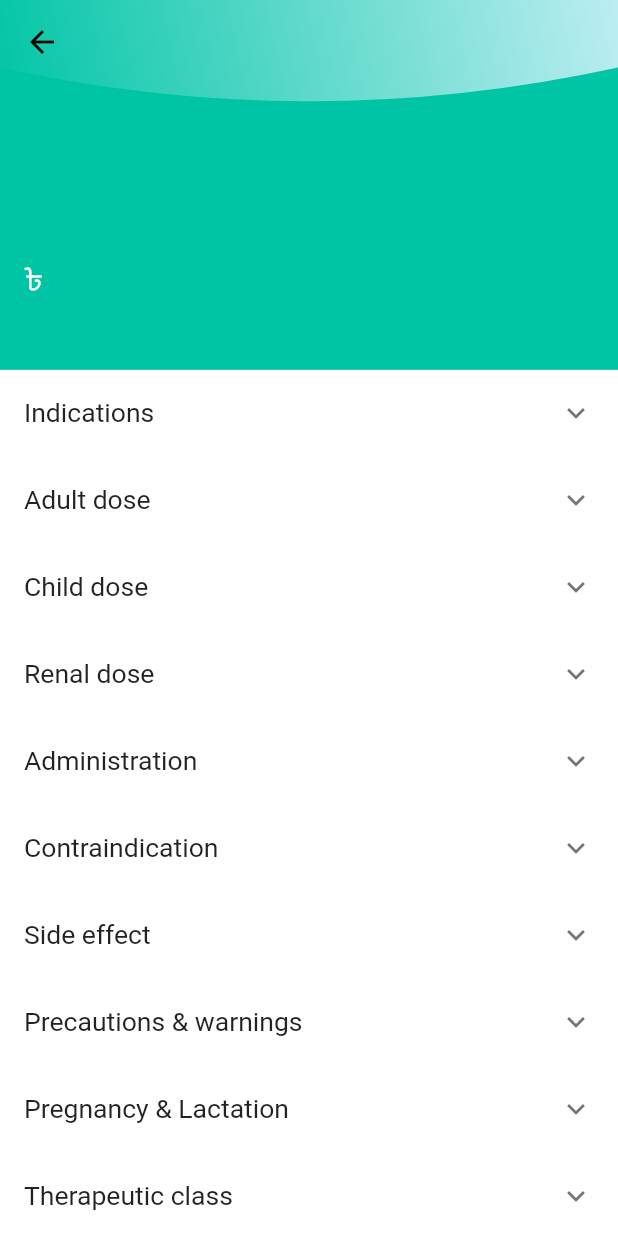
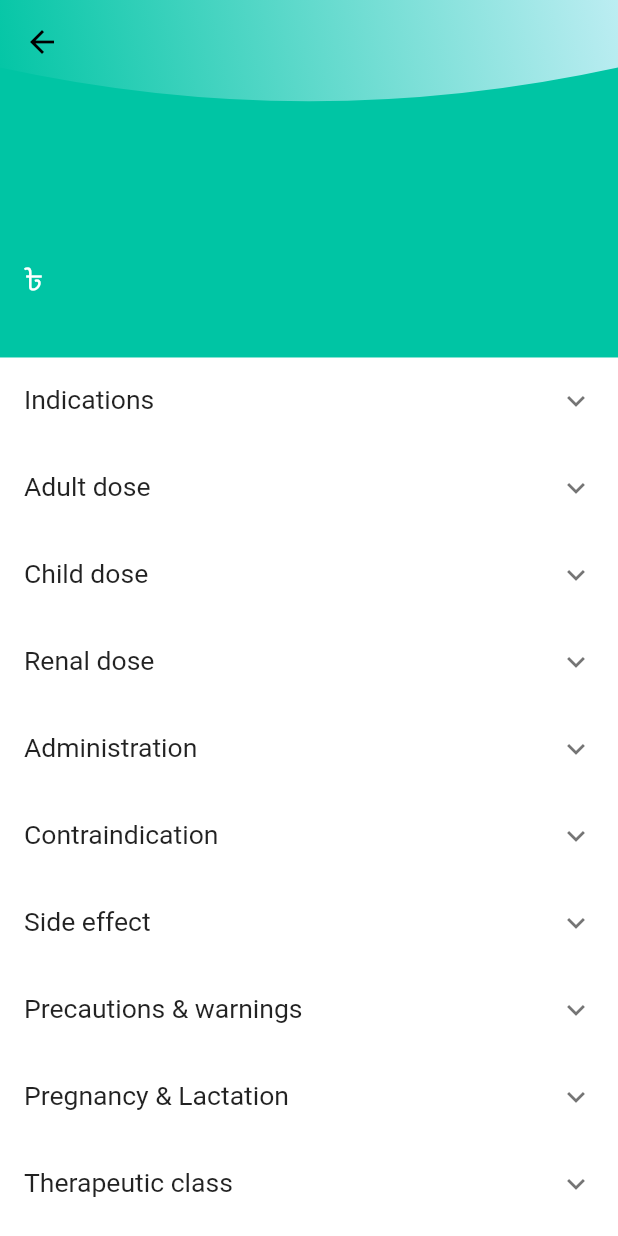
Before and after one commit to glamworld/Admin_Panel, a Flutter app: the MedicineDetails screen opened directly with empty values, on a phone screen of 412 x 824 dp. Run offline on Flutter 3.47's test engine with Material 2 defaults, Android fonts, the phone set to English and light mode, and no system bars; our stand-ins replace cached_network_image, cloud_firestore, connectivity, country_code_picker, expandable_text, firebase_auth and 5 more; missing offline and left inert: alphabet_list_scroll_view; accounts and stored records are empty; statements that could not run were skipped.

Commit message:
Third Commit

```diff
--- a/lib/subpage/medicine_details.dart
+++ b/lib/subpage/medicine_details.dart
@@ -67,7 +67,7 @@ class _MedicineDetailsState extends State<MedicineDetails> {
       child: AppBar(
         title: Text(
           widget.name,
-          style: TextStyle(color: Colors.black, fontSize: 15),
+          style: TextStyle(color: Colors.black, fontSize: MediaQuery.of(context).size.width*.050),
         ),
         //centerTitle: true,
         backgroundColor: Theme.of(context).primaryColor,
@@ -100,7 +100,7 @@ class _MedicineDetailsState extends State<MedicineDetails> {
         child: Column(children: [
           //Header...
           Container(
-            height: size.height * .19,
+            height: size.width * .36,
             width: size.width,
             color: Theme.of(context).primaryColor,
             child: ListTile(
--- a/lib/subpage/patient_details/patient_appointment_list.dart
+++ b/lib/subpage/patient_details/patient_appointment_list.dart
@@ -89,7 +89,7 @@ class PatientAppointBuildersTile extends StatelessWidget {
           child: Container(
             padding: EdgeInsets.only(left: 10,right:5,top: 5,bottom: 5),
             margin: EdgeInsets.only(left: 5,right: 5,bottom: 5),
-            height: size.width * .26, //     color: Color(0xffF4F7F5),
+            height: size.width * .27, //     color: Color(0xffF4F7F5),
             decoration: simpleCardDecoration,
 
             child: Row(
```
